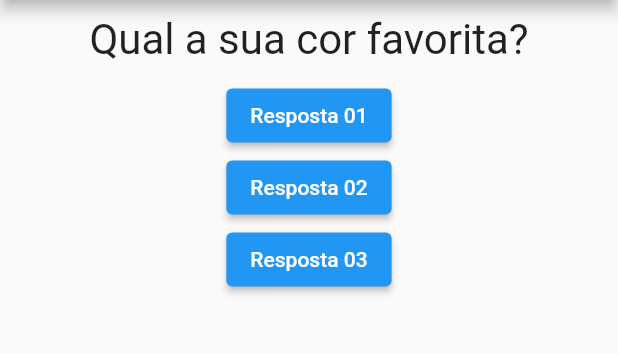
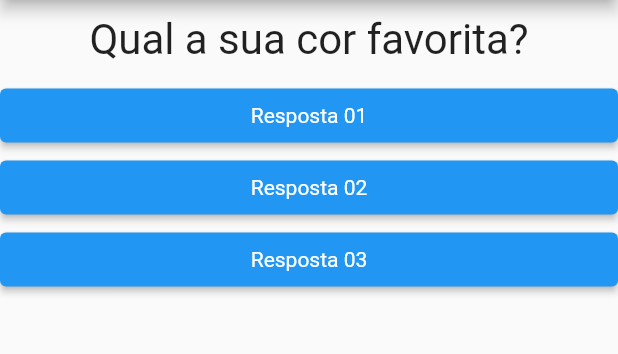
Before and after one commit to mvocamargo/flutter-perguntas-app, a Flutter app: the screen it shows after launch, on a phone screen of 412 x 824 dp, the part 84-438 px from its top. Run offline on Flutter 3.47's test engine with Material 2 defaults, Android fonts, the phone set to English and light mode, and no system bars.

Commit message:
Abstract answer buttons to a component

```diff
--- /dev/null
+++ b/lib/components/questao-resposta.dart
@@ -0,0 +1,31 @@
+import 'dart:ui';
+
+import 'package:flutter/material.dart';
+
+class QuestaoResposta extends StatelessWidget {
+  final String texto;
+  final void Function() quandoClicado;
+
+  const QuestaoResposta(this.texto, this.quandoClicado, {Key? key})
+      : super(key: key);
+
+  @override
+  Widget build(BuildContext context) {
+    return Container(
+      width: double.infinity,
+      child: ElevatedButton(
+        style: ButtonStyle(
+            textStyle: MaterialStateProperty.all(
+              TextStyle(
+                color: Colors.white,
+              ),
+            ),
+            backgroundColor: MaterialStateProperty.all(
+              Colors.blue,
+            )),
+        onPressed: quandoClicado,
+        child: Text(texto),
+      ),
+    );
+  }
+}
--- a/lib/main.dart
+++ b/lib/main.dart
@@ -1,6 +1,8 @@
 import 'package:flutter/cupertino.dart';
 import 'package:flutter/material.dart';
 import 'package:projeto_perguntas/components/questao.dart';
+
+import 'components/questao-resposta.dart';
 
 main() {
   runApp(new PerguntaApp());
@@ -20,7 +22,6 @@ class _PerguntaAppState extends State<PerguntaApp> {
     setState(() {
       _perguntaSelecionada++;
     });
-    print(_perguntaSelecionada);
   }
 
   @override
@@ -38,17 +39,17 @@ class _PerguntaAppState extends State<PerguntaApp> {
         body: Column(
           children: [
             Questao(texto: perguntas[_perguntaSelecionada]),
-            ElevatedButton(
-              onPressed: _responder,
-              child: Text('Resposta 01'),
+            QuestaoResposta(
+              'Resposta 01',
+              _responder,
             ),
-            ElevatedButton(
-              onPressed: _responder,
-              child: Text('Resposta 02'),
+            QuestaoResposta(
+              'Resposta 02',
+              _responder,
             ),
-            ElevatedButton(
-              onPressed: _responder,
-              child: Text('Resposta 03'),
+            QuestaoResposta(
+              'Resposta 03',
+              _responder,
             ),
           ],
         ),
```
